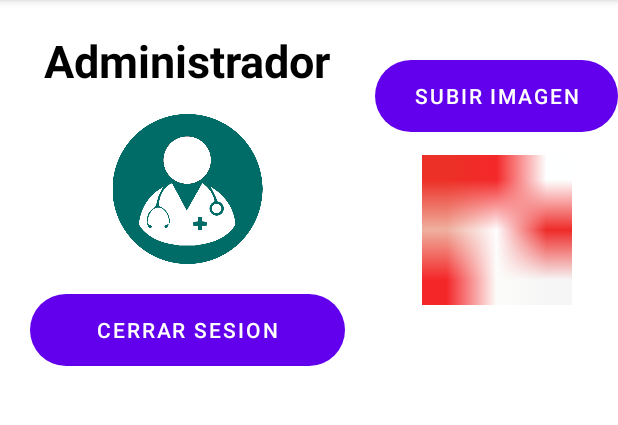
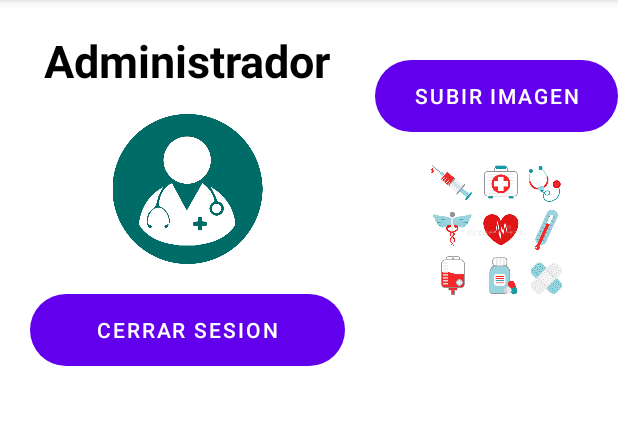
Before and after one commit to MrBrownie1/MEDIARM, an Android app: the MainActivityAdmi screen opened directly, with no data from a screen before it, on a phone screen of 412 x 824 dp, the part 84-509 px from its top. Run offline under Robolectric (Android 15) with nearby library versions, the phone set to English and light mode, and no system bars; our stand-ins replace Firebase (no records; nobody signed in at launch, a user with empty details on screens opened directly).

Commit message:
Modificaciones para las imagenes 1.1

```diff
--- a/app/src/main/res/layout/activity_main_admi.xml
+++ b/app/src/main/res/layout/activity_main_admi.xml
@@ -76,7 +76,7 @@
                 android:layout_below="@id/btnSubirImg"
                 android:layout_centerVertical="true"
                 android:layout_marginTop="15dp"
-                android:src="@drawable/icn_med" />
+                android:src="@drawable/icn_med1" />
 
 
 
```
Also changed, not shown: app/src/main/res/drawable-v24/icn_med1.jpg (added).
